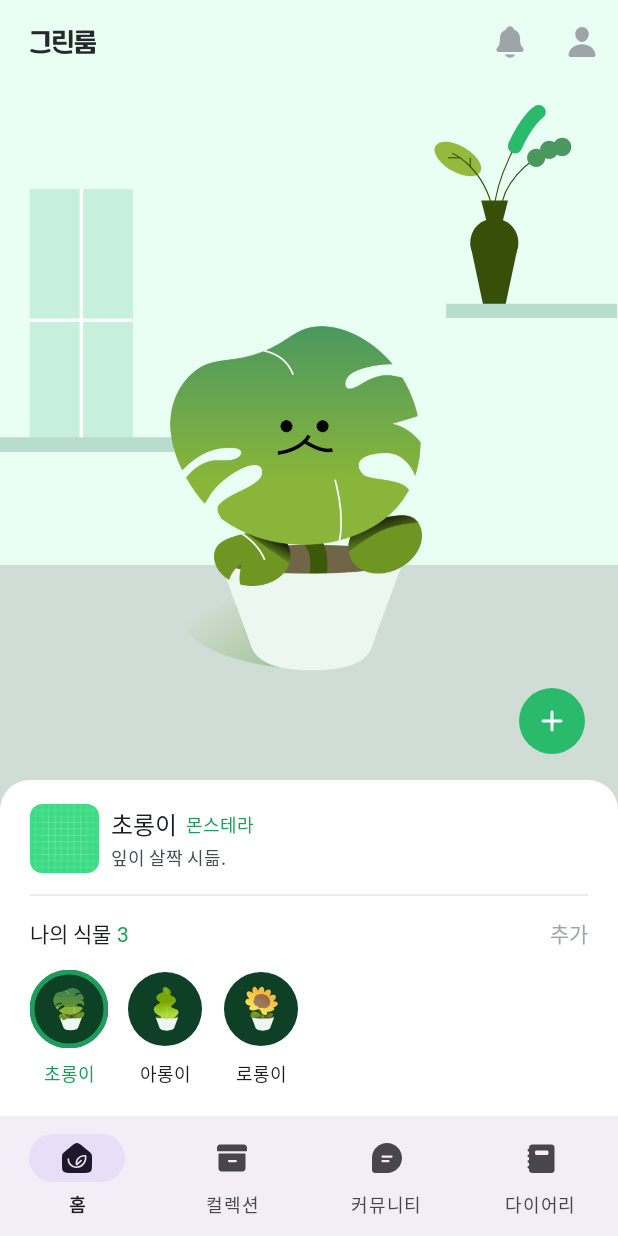
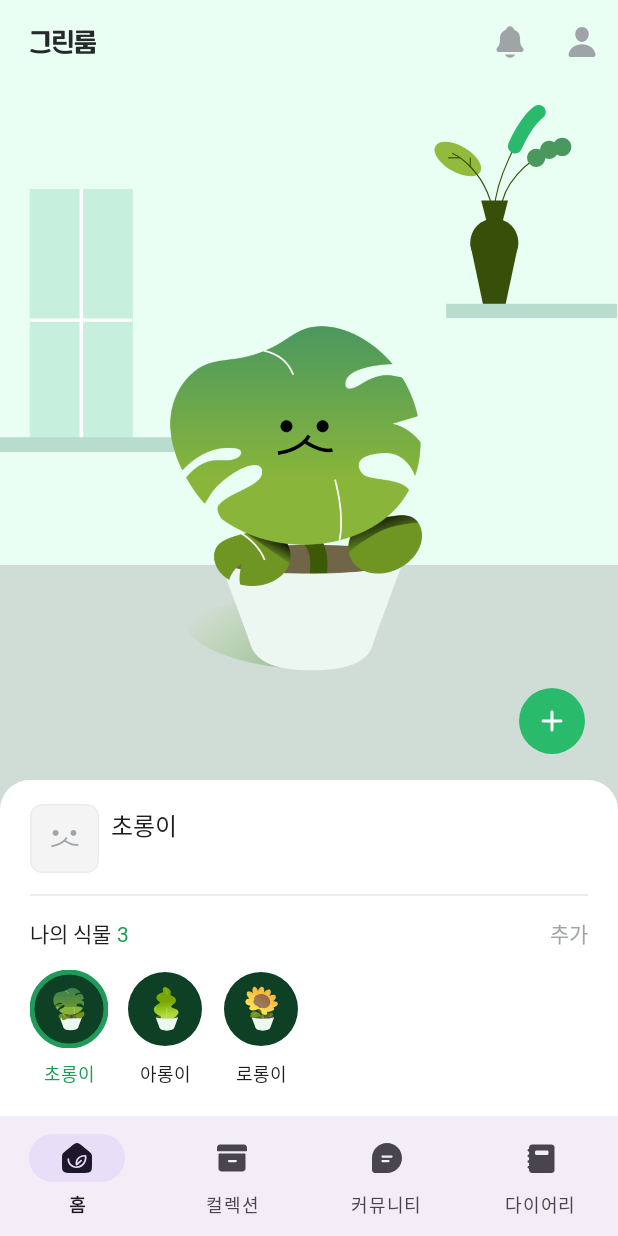
Before and after one commit to Greener-GreenRoom/GreenRoom-Android, an Android app: the HomeFragment screen opened directly, with no data from a screen before it, on a phone screen of 412 x 824 dp. Run offline under Robolectric (Android 15) with nearby library versions, the phone set to English and light mode, and no system bars; our stand-ins replace Dagger/Hilt's generated code, data binding, navigation-ui; 1 statement that could not run was skipped.

Commit message:
refactor: 불필요 주석 삭제, HomeViewModel 함수 추가, dummy 데이터 tools로 변경
- 불필요한 주석을 삭제했습니다.
- HomeViewModel에 현재 내 식물 존재 여부 함수 추가했습니다.
- dummy데이터를 tools로 변경했습니다.

```diff
--- a/presentation/src/main/java/com/greener/presentation/ui/home/main/HomeViewModel.kt
+++ b/presentation/src/main/java/com/greener/presentation/ui/home/main/HomeViewModel.kt
@@ -65,6 +65,9 @@ class HomeViewModel @Inject constructor() : ViewModel() {
     fun getCountsToString(): String {
         return _myPlants.value.size.toString()
     }
+    fun isAnyPlants():Boolean {
+        return _myPlants.value.isNotEmpty()
+    }
 
     fun getCounts(): Int {
         return _myPlants.value.size
--- /dev/null
+++ b/presentation/src/main/res/drawable/img_default_real_profile.xml
@@ -0,0 +1,23 @@
+<vector xmlns:android="http://schemas.android.com/apk/res/android"
+    android:width="46dp"
+    android:height="46dp"
+    android:viewportWidth="46"
+    android:viewportHeight="46">
+  <path
+      android:strokeWidth="1"
+      android:pathData="M8,0.5L38,0.5A7.5,7.5 0,0 1,45.5 8L45.5,38A7.5,7.5 0,0 1,38 45.5L8,45.5A7.5,7.5 0,0 1,0.5 38L0.5,8A7.5,7.5 0,0 1,8 0.5z"
+      android:fillColor="#F4F4F4"
+      android:strokeColor="#E9EBED"/>
+  <path
+      android:pathData="M14.313,28.678L14.217,27.55C14.285,27.545 21.255,26.882 24.009,22.076L24.989,22.643C21.935,27.97 14.619,28.655 14.307,28.684L14.313,28.678Z"
+      android:fillColor="#9FA4A9"/>
+  <path
+      android:pathData="M30.837,27.822C27.204,27.822 22.915,24.91 22.705,24.768L23.345,23.833C23.396,23.873 28.74,27.494 32.049,26.53L32.367,27.618C31.879,27.76 31.364,27.822 30.837,27.822Z"
+      android:fillColor="#9FA4A9"/>
+  <path
+      android:pathData="M17.05,21.221C18.124,21.221 18.994,20.35 18.994,19.277C18.994,18.204 18.124,17.333 17.05,17.333C15.977,17.333 15.106,18.204 15.106,19.277C15.106,20.35 15.977,21.221 17.05,21.221Z"
+      android:fillColor="#9FA4A9"/>
+  <path
+      android:pathData="M28.978,21.221C30.052,21.221 30.922,20.35 30.922,19.277C30.922,18.204 30.052,17.333 28.978,17.333C27.905,17.333 27.035,18.204 27.035,19.277C27.035,20.35 27.905,21.221 28.978,21.221Z"
+      android:fillColor="#9FA4A9"/>
+</vector>
--- a/presentation/src/main/res/layout/bottom_sheet_home.xml
+++ b/presentation/src/main/res/layout/bottom_sheet_home.xml
@@ -6,13 +6,10 @@
     <data>
 
         <import type="android.view.View" />
-
         <variable
             name="vm"
             type="com.greener.presentation.ui.home.main.HomeViewModel" />
-        <variable
-            name="isAnyPlants"
-            type="Boolean" />
+
     </data>
 
     <androidx.constraintlayout.widget.ConstraintLayout
@@ -35,7 +32,7 @@
             android:id="@+id/cv_bottom_sheet_home_plant_inform"
             android:layout_width="0dp"
             android:layout_height="wrap_content"
-            android:visibility="@{isAnyPlants ? View.VISIBLE :View.GONE }"
+            android:visibility="@{vm.isAnyPlants() ? View.VISIBLE :View.GONE }"
             app:cardElevation="0dp"
             app:layout_constraintEnd_toStartOf="@+id/gl_bottom_sheet_home_end"
             app:layout_constraintStart_toStartOf="@+id/gl_bottom_sheet_home_start"
@@ -50,7 +47,7 @@
                     android:layout_width="46dp"
                     android:layout_height="46dp"
                     android:layout_marginTop="16dp"
-                    android:src="@drawable/ic_launcher_background"
+                    android:src="@drawable/img_default_real_profile"
                     app:layout_constraintStart_toStartOf="parent"
                     app:layout_constraintTop_toTopOf="parent"
                     app:shapeAppearanceOverlay="@style/rounded_corner" />
@@ -73,7 +70,7 @@
                     android:layout_width="wrap_content"
                     android:layout_height="wrap_content"
                     android:layout_marginStart="6dp"
-                    android:text="몬스테라"
+                    tools:text="몬스테라"
                     android:textAppearance="@style/caption2"
                     android:textColor="@color/green300"
                     app:layout_constraintBottom_toBottomOf="@id/tv_bottom_sheet_home_plant_name"
@@ -85,7 +82,7 @@
                     android:id="@+id/tv_bottom_sheet_home_plant_memo"
                     android:layout_width="wrap_content"
                     android:layout_height="wrap_content"
-                    android:text="잎이 살짝 시듦."
+                    tools:text="잎이 살짝 시듦."
                     android:textAppearance="@style/caption2"
                     android:textColor="@color/gray500"
                     app:layout_constraintBottom_toBottomOf="@id/iv_bottom_sheet_home_real_plant_img"
@@ -102,7 +99,7 @@
             android:layout_width="0dp"
             android:layout_height="1dp"
             android:layout_marginTop="14dp"
-            android:visibility="@{isAnyPlants ?View.VISIBLE :View.INVISIBLE}"
+            android:visibility="@{vm.isAnyPlants() ?View.VISIBLE :View.INVISIBLE}"
             android:background="@color/gray100"
             app:layout_constraintEnd_toEndOf="@id/gl_bottom_sheet_home_end"
             app:layout_constraintStart_toStartOf="@id/gl_bottom_sheet_home_start"
@@ -149,7 +146,7 @@
             android:layout_height="wrap_content"
             android:layout_marginTop="12dp"
             android:background="@android:color/transparent"
-            android:visibility="@{isAnyPlants ? View.GONE :View.VISIBLE}"
+            android:visibility="@{vm.isAnyPlants() ? View.GONE :View.VISIBLE}"
             android:src="@drawable/img_btn_add"
             app:layout_constraintStart_toStartOf="@+id/gl_bottom_sheet_home_start"
             app:layout_constraintTop_toBottomOf="@+id/tv_bottom_sheet_home_my_plant_title" />
--- a/presentation/src/main/res/layout/fragment_green_room.xml
+++ b/presentation/src/main/res/layout/fragment_green_room.xml
@@ -91,125 +91,6 @@
             app:layout_constraintWidth_percent="@dimen/green_room_plant_face_width_percent"
             tools:src="@drawable/img_face_sad" />
 
-        <!--
-        <com.google.android.material.button.MaterialButton
-            android:id="@+id/btn_green_room_slot_1"
-            android:layout_width="wrap_content"
-            android:layout_height="wrap_content"
-            android:backgroundTint="@color/white"
-            android:paddingLeft="15dp"
-            android:paddingTop="8dp"
-            android:paddingRight="15dp"
-            android:paddingBottom="8dp"
-            android:text="물이 필요해"
-            android:textAppearance="@style/body5"
-            android:textColor="@color/gray700"
-            android:visibility="gone"
-            app:layout_constraintBottom_toTopOf="@+id/iv_green_room_plant_face"
-            app:layout_constraintEnd_toEndOf="parent"
-            app:layout_constraintHorizontal_bias="0.75"
-            app:layout_constraintStart_toStartOf="parent"
-            app:layout_constraintTop_toTopOf="parent"
-            app:layout_constraintVertical_bias="0.81"
-            tools:visibility="visible" />
-
-        <com.google.android.material.button.MaterialButton
-            android:id="@+id/btn_green_room_slot_2"
-            android:layout_width="wrap_content"
-            android:layout_height="wrap_content"
-            android:backgroundTint="@color/white"
-            android:paddingLeft="15dp"
-            android:paddingTop="8dp"
-            android:paddingRight="15dp"
-            android:paddingBottom="8dp"
-            android:text="영양관리가 필요해"
-            android:textAppearance="@style/body5"
-            android:textColor="@color/gray700"
-            android:visibility="gone"
-            app:layout_constraintEnd_toStartOf="@+id/btn_green_room_slot_1"
-            app:layout_constraintHorizontal_bias="0.67"
-            app:layout_constraintStart_toStartOf="parent"
-            app:layout_constraintTop_toTopOf="@+id/btn_green_room_slot_1"
-            tools:visibility="visible" />
-
-
-        <com.google.android.material.button.MaterialButton
-            android:id="@+id/btn_green_room_slot_3"
-            android:layout_width="wrap_content"
-            android:layout_height="wrap_content"
-            android:backgroundTint="@color/white"
-            android:paddingLeft="15dp"
-            android:paddingTop="8dp"
-            android:paddingRight="15dp"
-            android:paddingBottom="8dp"
-            android:text="가지치기가 필요해"
-            android:textAppearance="@style/body5"
-            android:textColor="@color/gray700"
-            android:visibility="gone"
-            app:layout_constraintBottom_toTopOf="@id/btn_green_room_slot_1"
-            app:layout_constraintEnd_toEndOf="parent"
-            app:layout_constraintHorizontal_bias="0.08"
-            app:layout_constraintStart_toStartOf="@id/btn_green_room_slot_2"
-            tools:visibility="visible" />
-
-        <com.google.android.material.button.MaterialButton
-            android:id="@+id/btn_green_room_slot_4"
-            android:layout_width="wrap_content"
-            android:layout_height="wrap_content"
-            android:backgroundTint="@color/white"
-            android:paddingLeft="15dp"
-            android:paddingTop="8dp"
-            android:paddingRight="15dp"
-            android:paddingBottom="8dp"
-            android:text="분갈이가 필요해"
-            android:textAppearance="@style/body5"
-            android:textColor="@color/gray700"
-            android:visibility="gone"
-            app:layout_constraintEnd_toEndOf="parent"
-            app:layout_constraintHorizontal_bias="0.37"
-            app:layout_constraintStart_toEndOf="@id/btn_green_room_slot_3"
-            app:layout_constraintTop_toTopOf="@id/btn_green_room_slot_3"
-            tools:visibility="visible" />
-
-        <com.google.android.material.button.MaterialButton
-            android:id="@+id/btn_green_room_slot_5"
-            android:layout_width="wrap_content"
-            android:layout_height="wrap_content"
-            android:backgroundTint="@color/white"
-            android:paddingLeft="15dp"
-            android:paddingTop="8dp"
-            android:paddingRight="15dp"
-            android:paddingBottom="8dp"
-            android:text="환기가 필요해"
-            android:textAppearance="@style/body5"
-            android:textColor="@color/gray700"
-            android:visibility="gone"
-            app:layout_constraintBottom_toTopOf="@id/btn_green_room_slot_3"
-            app:layout_constraintEnd_toEndOf="parent"
-            app:layout_constraintHorizontal_bias="0.75"
-            app:layout_constraintStart_toStartOf="parent"
-            tools:visibility="visible" />
-
-        <com.google.android.material.button.MaterialButton
-            android:id="@+id/btn_green_room_slot_6"
-            android:layout_width="wrap_content"
-            android:layout_height="wrap_content"
-            android:backgroundTint="@color/white"
-            android:paddingLeft="15dp"
-            android:paddingTop="8dp"
-            android:paddingRight="15dp"
-            android:paddingBottom="8dp"
-            android:text="분무하기가 필요해"
-            android:textAppearance="@style/body5"
-            android:textColor="@color/gray700"
-            android:visibility="gone"
-            app:layout_constraintEnd_toStartOf="@id/btn_green_room_slot_5"
-            app:layout_constraintHorizontal_bias="0.7"
-            app:layout_constraintStart_toStartOf="parent"
-            app:layout_constraintTop_toTopOf="@id/btn_green_room_slot_5"
-            tools:visibility="visible" />
-
-            -->
 
         <androidx.constraintlayout.widget.Guideline
             android:id="@+id/gl_green_room_empty_start"
--- a/presentation/src/main/res/layout/fragment_home.xml
+++ b/presentation/src/main/res/layout/fragment_home.xml
@@ -52,7 +52,6 @@
                 setBottomSheetSize="@{vm.getCounts()>0}"
                 android:layout_width="match_parent"
                 android:layout_height="224dp"
-                app:isAnyPlants="@{vm.getCounts()>0}"
                 app:layout_constraintBottom_toBottomOf="parent"
                 app:layout_constraintEnd_toEndOf="parent"
                 app:layout_constraintStart_toStartOf="parent"
```
